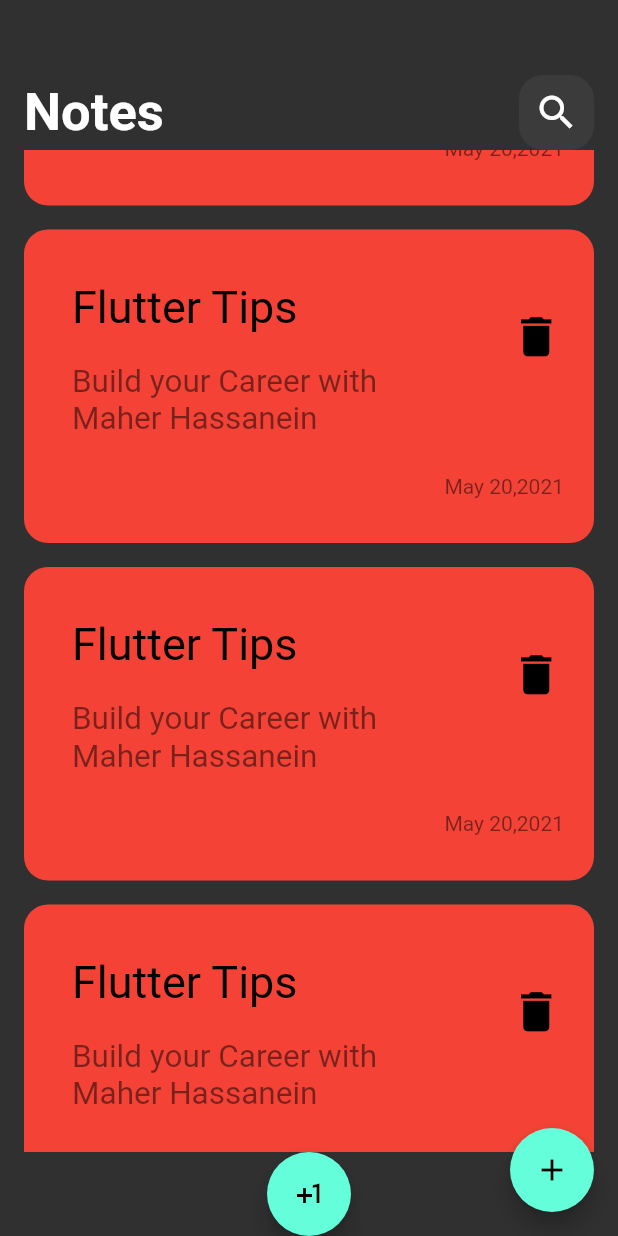
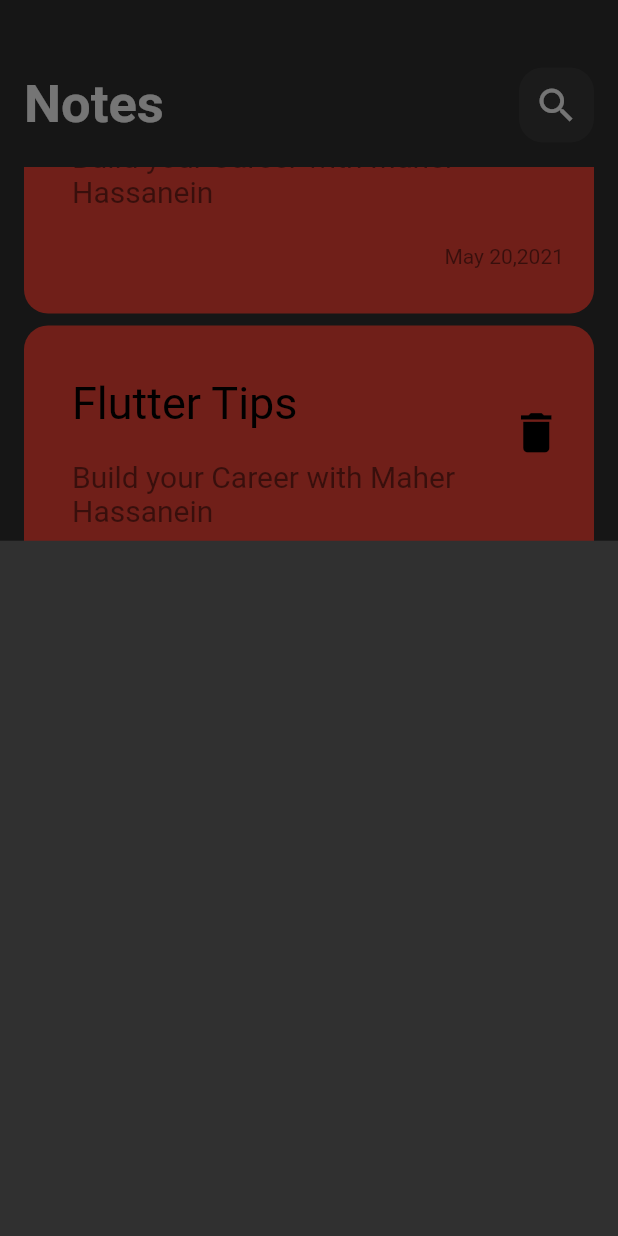
Before and after one commit to MaherHassanein/notes_app, a Flutter app: the screen it shows after launch, scrolled down 2880 dp, after a tap on the "add" icon, on a phone screen of 412 x 824 dp. Run offline on Flutter 3.47's test engine with Material 2 defaults, Android fonts, the phone set to English and light mode, and no system bars; Roboto replaces fonts that are missing (Poppins).

Commit message:
show modal buttom sheet

```diff
--- a/lib/views/notes_view.dart
+++ b/lib/views/notes_view.dart
@@ -1,4 +1,5 @@
 import 'package:flutter/material.dart';
+import 'package:notes_app/widgets/addnote_buttomsheet.dart';
 import 'package:notes_app/widgets/notes_views_body.dart';
 
 class NotesViews extends StatelessWidget {
@@ -8,7 +9,13 @@ class NotesViews extends StatelessWidget {
   Widget build(BuildContext context) {
     return Scaffold(
       floatingActionButton: FloatingActionButton(
-        onPressed: () {},
+        onPressed: () {
+          showModalBottomSheet(
+              context: context,
+              builder: (context) {
+                return AddNoteButtom();
+              });
+        },
         child: Icon(Icons.add),
       ),
       body: NotesViewsBody(),
--- /dev/null
+++ b/lib/widgets/addnote_buttomsheet.dart
@@ -0,0 +1,10 @@
+import 'package:flutter/material.dart';
+
+class AddNoteButtom extends StatelessWidget {
+  const AddNoteButtom({super.key});
+
+  @override
+  Widget build(BuildContext context) {
+    return Container();
+  }
+}
--- a/lib/widgets/custom_item.dart
+++ b/lib/widgets/custom_item.dart
@@ -32,7 +32,7 @@ class CustomItem extends StatelessWidget {
                 'Build your Career with Maher Hassanein',
                 style: TextStyle(
                   color: Colors.black.withOpacity(0.5),
-                  fontSize: 21,
+                  fontSize: 20,
                 ),
               ),
             ),
--- a/lib/widgets/custom_listview.dart
+++ b/lib/widgets/custom_listview.dart
@@ -7,13 +7,17 @@ class CustomListView extends StatelessWidget {
 
   @override
   Widget build(BuildContext context) {
-    return ListView.builder(
-      itemBuilder: (contex, index) {
-        return Padding(
-          padding: const EdgeInsets.symmetric(vertical: 8),
-          child: CustomItem(),
-        );
-      },
+    return Padding(
+      padding: const EdgeInsets.symmetric(vertical: 16),
+      child: ListView.builder(
+        padding: EdgeInsets.zero,
+        itemBuilder: (contex, index) {
+          return Padding(
+            padding: const EdgeInsets.symmetric(vertical: 4),
+            child: CustomItem(),
+          );
+        },
+      ),
     );
   }
 }
--- a/lib/widgets/notes_views_body.dart
+++ b/lib/widgets/notes_views_body.dart
@@ -12,15 +12,11 @@ class NotesViewsBody extends StatelessWidget {
       child: Column(
         children: [
           SizedBox(
-            height: 50,
+            height: 45,
           ),
           CustomAppBar(),
           Expanded(
             child: CustomListView(),
-          ),
-          FloatingActionButton(
-            onPressed: () {},
-            child: Icon(Icons.plus_one),
           ),
         ],
       ),
```
